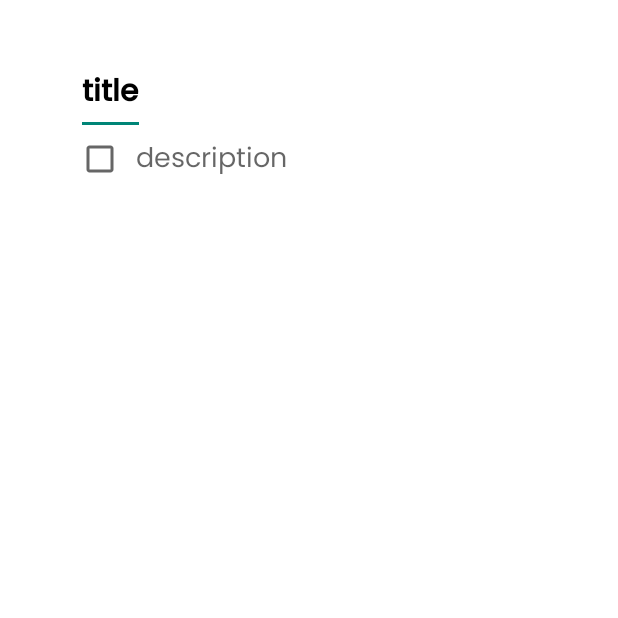
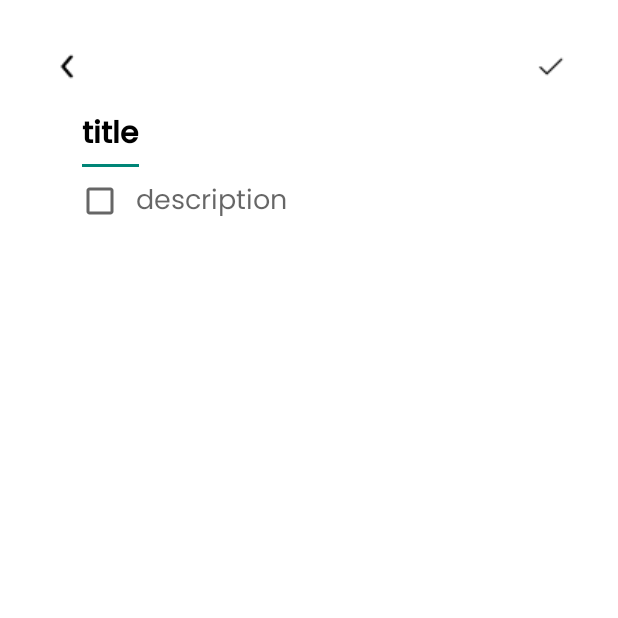
Before and after one commit to TA-PBB/client-side, an Android app: the DetailScreenActivity screen opened directly, with no data from a screen before it, on a phone screen of 412 x 824 dp, the top half of it. Run offline under Robolectric (Android 15) with nearby library versions, the phone set to English and light mode, and no system bars.

Commit message:
back&save button

```diff
--- a/app/src/main/java/com/example/taskmaster/ui/DetailScreenActivity.kt
+++ b/app/src/main/java/com/example/taskmaster/ui/DetailScreenActivity.kt
@@ -1,5 +1,6 @@
 package com.example.taskmaster.ui
 
+import android.content.Intent
 import androidx.appcompat.app.AppCompatActivity
 import android.os.Bundle
 import android.view.KeyEvent
@@ -7,8 +8,10 @@ import android.view.LayoutInflater
 import android.view.inputmethod.EditorInfo
 import android.widget.CheckBox
 import android.widget.EditText
+import android.widget.ImageButton
 import android.widget.LinearLayout
 import com.example.taskmaster.R
+import com.google.android.material.floatingactionbutton.FloatingActionButton
 
 class DetailScreenActivity : AppCompatActivity() {
     override fun onCreate(savedInstanceState: Bundle?) {
@@ -17,6 +20,13 @@ class DetailScreenActivity : AppCompatActivity() {
 
         val editText: EditText = findViewById(R.id.editText)
         val checkboxContainer: LinearLayout = findViewById(R.id.checkboxContainer)
+
+        val imageButton: ImageButton= findViewById(R.id.backBtn)
+        imageButton.setOnClickListener {
+            // Memulai NewActivity
+            val intent = Intent(this, MainActivity::class.java)
+            startActivity(intent)
+        }
 
         editText.setOnEditorActionListener { v, actionId, event ->
             if (actionId == EditorInfo.IME_ACTION_DONE || event?.action == KeyEvent.ACTION_DOWN && event.keyCode == KeyEvent.KEYCODE_ENTER) {
--- a/app/src/main/res/layout/activity_detail_screen.xml
+++ b/app/src/main/res/layout/activity_detail_screen.xml
@@ -7,12 +7,35 @@
     android:layout_margin="35dp"
     tools:context=".ui.DetailScreenActivity">
 
+
     <LinearLayout
         android:layout_width="wrap_content"
         android:layout_height="wrap_content"
         android:layout_weight="1"
         android:orientation="vertical">
 
+        <RelativeLayout
+            android:layout_width="wrap_content"
+            android:layout_height="wrap_content"
+            android:layout_marginBottom="10dp"
+            android:layout_alignParentTop="true">
+
+            <ImageButton
+                android:id="@+id/backBtn"
+                android:layout_width="wrap_content"
+                android:layout_height="wrap_content"
+                android:layout_alignParentLeft="true"
+                android:background="@color/white"
+                android:src="@drawable/back"/>
+
+            <ImageButton
+                android:id="@+id/saveBtn"
+                android:layout_width="wrap_content"
+                android:layout_height="wrap_content"
+                android:layout_alignParentRight="true"
+                android:background="@color/white"
+                android:src="@drawable/save"/>
+        </RelativeLayout>
         <LinearLayout
             android:layout_width="wrap_content"
             android:layout_height="wrap_content"
```
Also changed, not shown: app/src/main/res/drawable/back.png (added), app/src/main/res/drawable/save.png (added).
